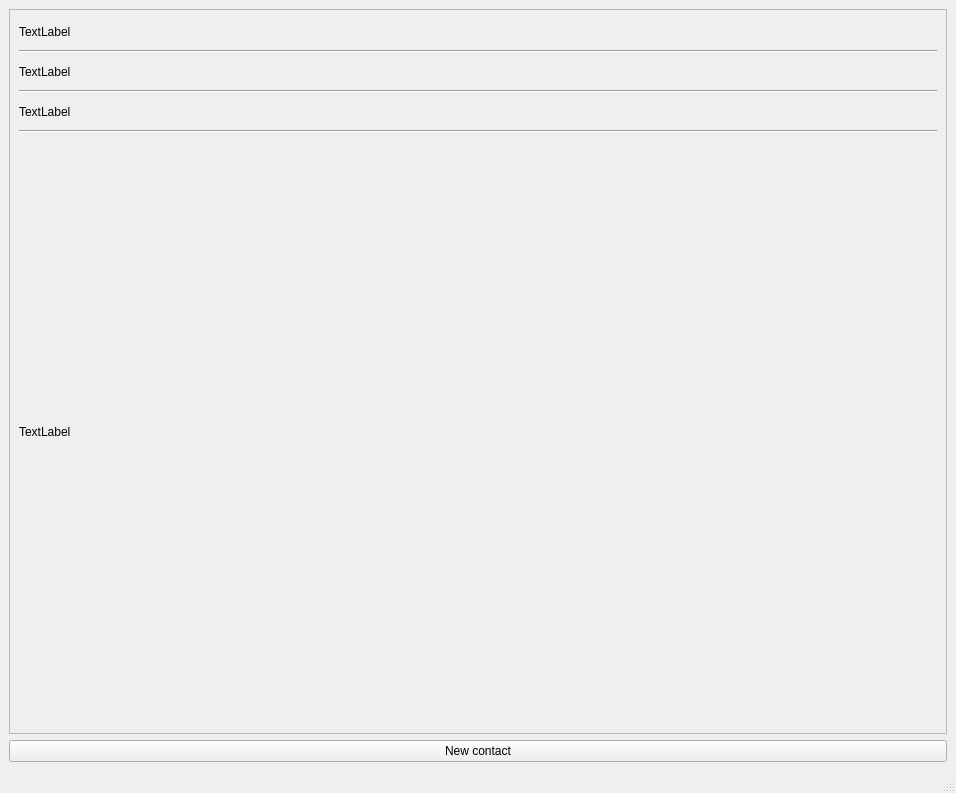
francidellungo/ContactManager, file ui/MainWindow.ui: the form before one commit.
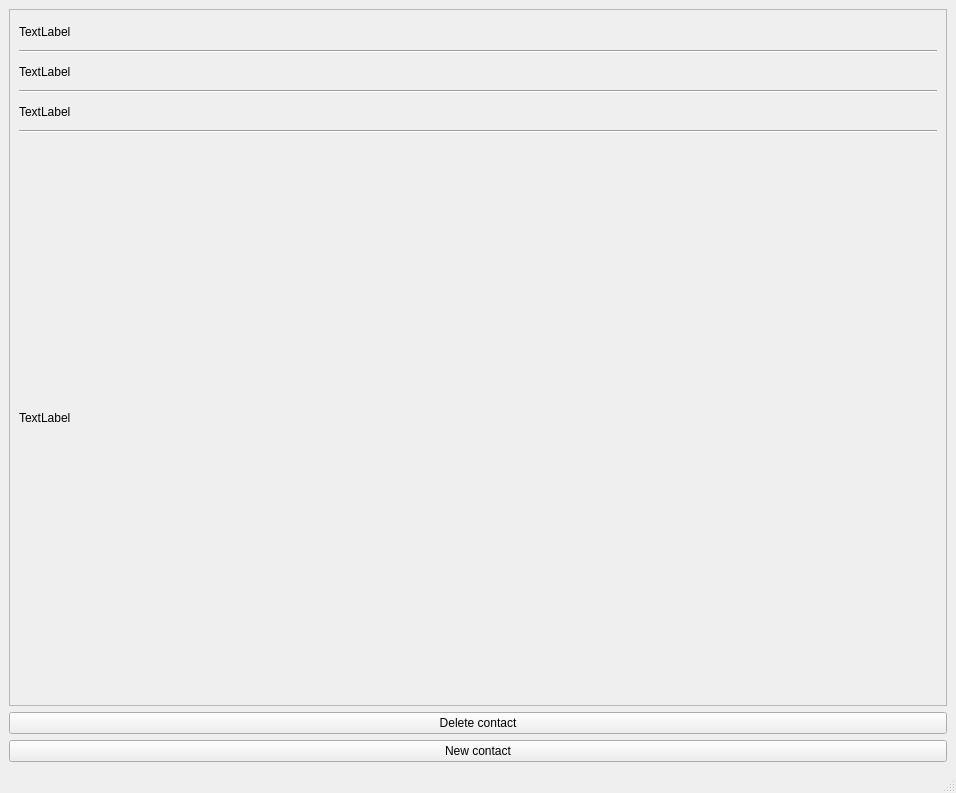
The form after the commit.

Commit message: Form dialog with name, surname, phone, email and notes. Placeholder text for line edits

Diff of the .ui file:
```diff
--- a/ui/MainWindow.ui
+++ b/ui/MainWindow.ui
@@ -26,7 +26,7 @@
          <x>0</x>
          <y>0</y>
          <width>936</width>
-         <height>695</height>
+         <height>659</height>
         </rect>
        </property>
        <layout class="QVBoxLayout" name="verticalLayout_2">
@@ -125,12 +125,26 @@
       </widget>
      </widget>
     </item>
+    <item row="2" column="0">
+     <layout class="QGridLayout" name="gridLayout_2">
+      <property name="topMargin">
+       <number>0</number>
+      </property>
     <item row="1" column="0">
      <widget class="QPushButton" name="newContact_pb">
       <property name="text">
        <string>New contact</string>
       </property>
      </widget>
+      </item>
+      <item row="0" column="0">
+       <widget class="QPushButton" name="delete_pb">
+        <property name="text">
+         <string>Delete contact</string>
+        </property>
+       </widget>
+      </item>
+     </layout>
     </item>
    </layout>
   </widget>
```
Left out of the diff: 2 changed lines with no effect on the pictures. Lines whose indentation alone changed are shown as unchanged. The commit also changes 5 other files.
